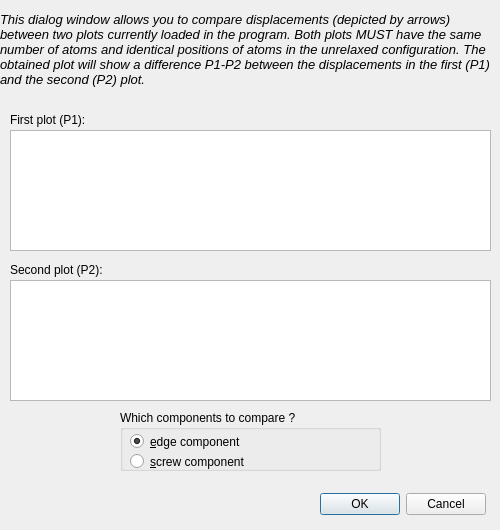
dmt4/ddplot, file ui/dcomparedisp.ui: the form before one commit.
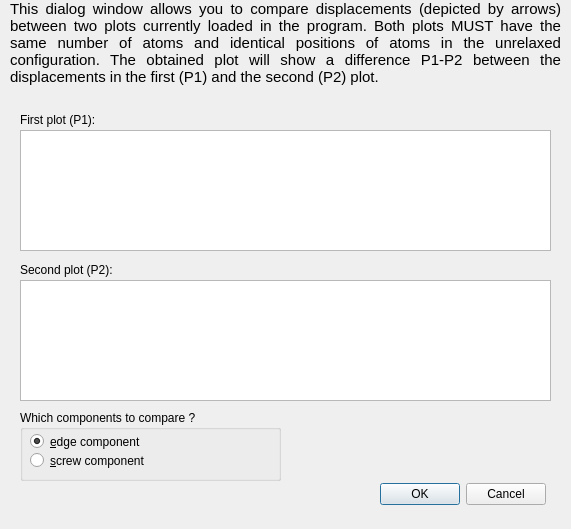
The form after the commit.

The edit to the form file:
```diff
--- a/ui/dcomparedisp.ui
+++ b/ui/dcomparedisp.ui
@@ -6,8 +6,8 @@
    <rect>
     <x>0</x>
     <y>0</y>
-    <width>500</width>
-    <height>530</height>
+    <width>571</width>
+    <height>529</height>
    </rect>
   </property>
   <property name="windowTitle">
@@ -16,10 +16,10 @@
   <widget class="QLabel" name="hint">
    <property name="geometry">
     <rect>
-     <x>0</x>
+     <x>10</x>
      <y>0</y>
-     <width>500</width>
-     <height>100</height>
+     <width>551</width>
+     <height>101</height>
     </rect>
    </property>
    <property name="frameShape">
@@ -32,14 +32,14 @@
     <string>&lt;!DOCTYPE HTML PUBLIC &quot;-//W3C//DTD HTML 4.0//EN&quot; &quot;http://www.w3.org/TR/REC-html40/strict.dtd&quot;&gt;
 &lt;html&gt;&lt;head&gt;&lt;meta name=&quot;qrichtext&quot; content=&quot;1&quot; /&gt;&lt;style type=&quot;text/css&quot;&gt;
 p, li { white-space: pre-wrap; }
-&lt;/style&gt;&lt;/head&gt;&lt;body style=&quot; font-family:'Sans'; font-size:10pt; font-weight:400; font-style:normal;&quot;&gt;
-&lt;p style=&quot; margin-top:0px; margin-bottom:0px; margin-left:0px; margin-right:0px; -qt-block-indent:0; text-indent:0px;&quot;&gt;&lt;span style=&quot; font-style:italic;&quot;&gt;This dialog window allows you to compare displacements (depicted by arrows) between two plots currently loaded in the program. Both plots MUST have the same number of atoms and identical positions of atoms in the unrelaxed configuration. The obtained plot will show a difference P1-P2 between the displacements in the first (P1) and the second (P2) plot.&lt;/span&gt;&lt;/p&gt;&lt;/body&gt;&lt;/html&gt;</string>
+&lt;/style&gt;&lt;/head&gt;&lt;body style=&quot; font-family:'Ubuntu'; font-size:11pt; font-weight:400; font-style:normal;&quot;&gt;
+&lt;p align=&quot;justify&quot; style=&quot; margin-top:0px; margin-bottom:0px; margin-left:0px; margin-right:0px; -qt-block-indent:0; text-indent:0px;&quot;&gt;This dialog window allows you to compare displacements (depicted by arrows) between two plots currently loaded in the program. Both plots MUST have the same number of atoms and identical positions of atoms in the unrelaxed configuration. The obtained plot will show a difference P1-P2 between the displacements in the first (P1) and the second (P2) plot.&lt;/p&gt;&lt;/body&gt;&lt;/html&gt;</string>
    </property>
    <property name="textFormat">
     <enum>Qt::RichText</enum>
    </property>
    <property name="alignment">
-    <set>Qt::AlignVCenter</set>
+    <set>Qt::AlignLeading|Qt::AlignLeft|Qt::AlignTop</set>
    </property>
    <property name="wordWrap">
     <bool>true</bool>
@@ -48,77 +48,26 @@
     <number>5</number>
    </property>
   </widget>
-  <widget class="QLabel" name="label1">
+  <widget class="QDialogButtonBox" name="buttonBox">
    <property name="geometry">
     <rect>
-     <x>10</x>
-     <y>110</y>
-     <width>90</width>
-     <height>20</height>
+     <x>370</x>
+     <y>480</y>
+     <width>176</width>
+     <height>28</height>
     </rect>
    </property>
-   <property name="frameShape">
-    <enum>QFrame::NoFrame</enum>
-   </property>
-   <property name="frameShadow">
-    <enum>QFrame::Plain</enum>
-   </property>
-   <property name="text">
-    <string>First plot (P1):</string>
-   </property>
-   <property name="wordWrap">
-    <bool>false</bool>
-   </property>
-  </widget>
-  <widget class="QLabel" name="label2">
-   <property name="geometry">
-    <rect>
-     <x>10</x>
-     <y>260</y>
-     <width>110</width>
-     <height>20</height>
-    </rect>
-   </property>
-   <property name="frameShape">
-    <enum>QFrame::NoFrame</enum>
-   </property>
-   <property name="frameShadow">
-    <enum>QFrame::Plain</enum>
-   </property>
-   <property name="text">
-    <string>Second plot (P2):</string>
-   </property>
-   <property name="wordWrap">
-    <bool>false</bool>
-   </property>
-  </widget>
-  <widget class="QListWidget" name="plot1">
-   <property name="geometry">
-    <rect>
-     <x>10</x>
-     <y>130</y>
-     <width>481</width>
-     <height>121</height>
-    </rect>
-   </property>
-  </widget>
-  <widget class="QListWidget" name="plot2">
-   <property name="geometry">
-    <rect>
-     <x>10</x>
-     <y>280</y>
-     <width>481</width>
-     <height>121</height>
-    </rect>
+   <property name="standardButtons">
+    <set>QDialogButtonBox::Cancel|QDialogButtonBox::Ok</set>
    </property>
   </widget>
   <widget class="QGroupBox" name="groupBox">
    <property name="geometry">
     <rect>
-     <x>120</x>
+     <x>20</x>
      <y>410</y>
      <width>261</width>
-     <height>61</height>
+     <height>71</height>
     </rect>
    </property>
    <property name="title">
@@ -129,8 +78,8 @@
      <rect>
       <x>10</x>
       <y>40</y>
-      <width>141</width>
-      <height>23</height>
+      <width>161</width>
+      <height>21</height>
      </rect>
     </property>
     <property name="text">
@@ -154,17 +103,68 @@
     </property>
    </widget>
   </widget>
-  <widget class="QDialogButtonBox" name="buttonBox">
+  <widget class="QLabel" name="label2">
    <property name="geometry">
     <rect>
-     <x>310</x>
-     <y>490</y>
-     <width>176</width>
-     <height>28</height>
+     <x>20</x>
+     <y>260</y>
+     <width>491</width>
+     <height>20</height>
     </rect>
    </property>
-   <property name="standardButtons">
-    <set>QDialogButtonBox::Cancel|QDialogButtonBox::Ok</set>
+   <property name="frameShape">
+    <enum>QFrame::NoFrame</enum>
+   </property>
+   <property name="frameShadow">
+    <enum>QFrame::Plain</enum>
+   </property>
+   <property name="text">
+    <string>Second plot (P2):</string>
+   </property>
+   <property name="wordWrap">
+    <bool>false</bool>
+   </property>
+  </widget>
+  <widget class="QListWidget" name="plot2">
+   <property name="geometry">
+    <rect>
+     <x>20</x>
+     <y>280</y>
+     <width>531</width>
+     <height>121</height>
+    </rect>
+   </property>
+  </widget>
+  <widget class="QLabel" name="label1">
+   <property name="geometry">
+    <rect>
+     <x>20</x>
+     <y>110</y>
+     <width>491</width>
+     <height>20</height>
+    </rect>
+   </property>
+   <property name="frameShape">
+    <enum>QFrame::NoFrame</enum>
+   </property>
+   <property name="frameShadow">
+    <enum>QFrame::Plain</enum>
+   </property>
+   <property name="text">
+    <string>First plot (P1):</string>
+   </property>
+   <property name="wordWrap">
+    <bool>false</bool>
+   </property>
+  </widget>
+  <widget class="QListWidget" name="plot1">
+   <property name="geometry">
+    <rect>
+     <x>20</x>
+     <y>130</y>
+     <width>531</width>
+     <height>121</height>
+    </rect>
    </property>
   </widget>
  </widget>
```
Left out of the diff: 6 changed lines with no effect on the pictures.
